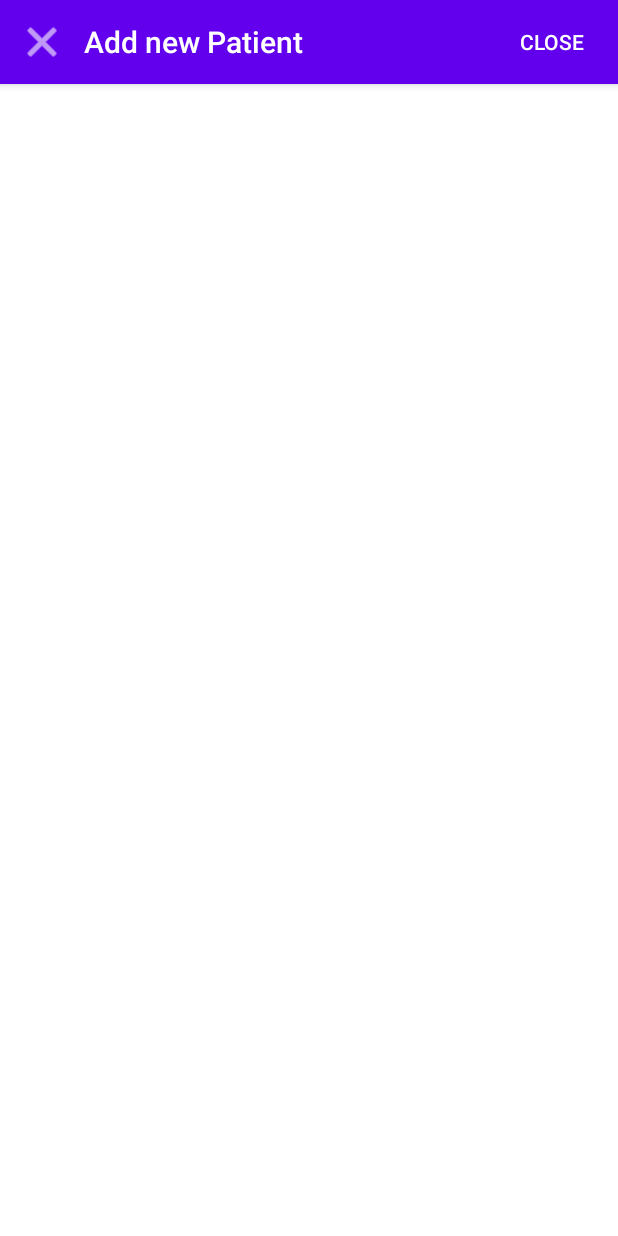
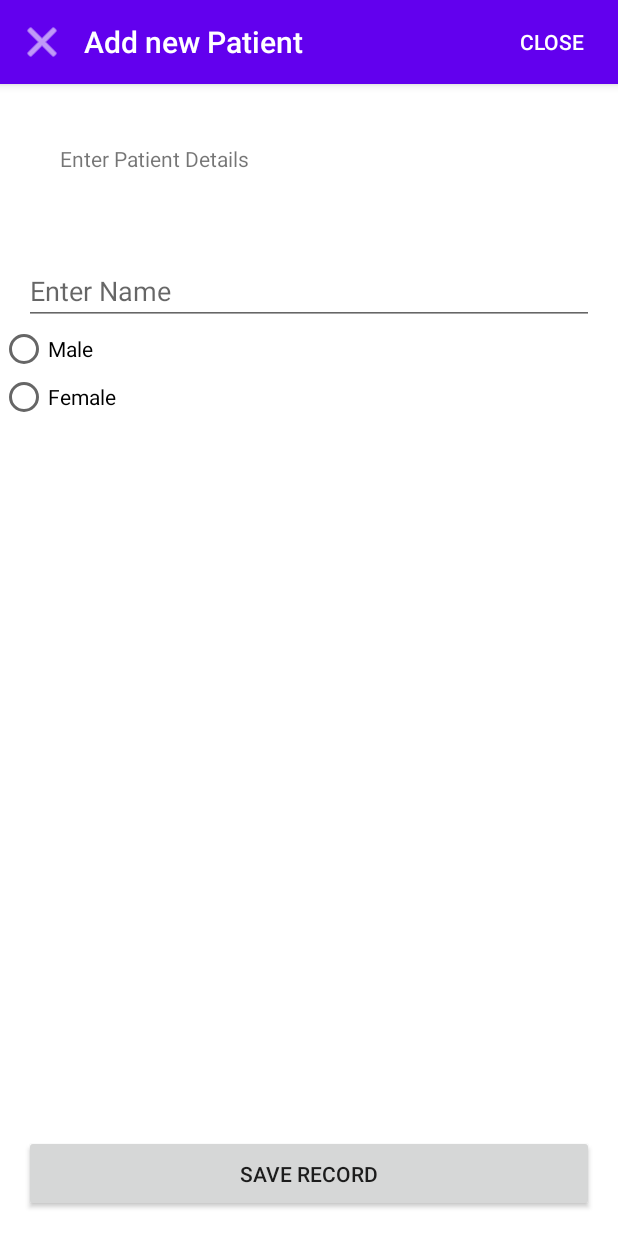
Before and after one commit to itailouis/OphidApp, an Android app: the WelcomeActivity screen opened directly, with no data from a screen before it, after a tap on "NEW RECORD", on a phone screen of 412 x 824 dp. Run offline under Robolectric (Android 15) with nearby library versions, the phone set to English and light mode, and no system bars; 1 statement that could not run was skipped.

Commit message:
new changes

```diff
--- a/app/src/main/java/com/milipade/talitha_koum/app/MainActivity.java
+++ b/app/src/main/java/com/milipade/talitha_koum/app/MainActivity.java
@@ -53,8 +53,7 @@ public class MainActivity extends AppCompatActivity {
                 String password = userpasswordInput.getText().toString();
                 if (isValiduser(username, password)) {
                     Intent intent = new Intent(MainActivity.this, WelcomeActivity.class);
-                    User user = databaseHelper.checkUser(username);
-
+                    User user = new User();
                     Log.e(TAG,"resuilts "+databaseHelper.checkUser(username,password));
                     intent.putExtra("user" ,user );
                     startActivity(intent);
--- a/app/src/main/java/com/milipade/talitha_koum/app/PatientDialogFragment.java
+++ b/app/src/main/java/com/milipade/talitha_koum/app/PatientDialogFragment.java
@@ -1,11 +1,18 @@
 package com.milipade.talitha_koum.app;
 
+import android.content.Context;
 import android.os.Bundle;
 import android.support.v4.app.DialogFragment;
 import android.support.v4.app.Fragment;
 import android.view.LayoutInflater;
 import android.view.View;
 import android.view.ViewGroup;
+import android.widget.EditText;
+import android.widget.RadioButton;
+
+import com.milipade.talitha_koum.app.data.Patient;
+
+import java.util.Date;
 
 /**
  * A simple {@link Fragment} subclass.
@@ -18,6 +25,7 @@ public class PatientDialogFragment extends DialogFragment {
     // the fragment initialization parameters, e.g. ARG_ITEM_NUMBER
     private static final String ARG_PARAM1 = "param1";
     private static final String ARG_PARAM2 = "param2";
+    private OnFragmentInteractionListener mListener;
 
     // TODO: Rename and change types of parameters
     private String mParam1;
@@ -50,8 +58,6 @@ public class PatientDialogFragment extends DialogFragment {
     @Override
     public View onCreateView(LayoutInflater inflater, ViewGroup container, Bundle savedInstanceState) {
 
-
-
         final View rootView = inflater.inflate(R.layout.fragment_patient_dialog, container, false);
         (rootView.findViewById(R.id.button_close)).setOnClickListener(new View.OnClickListener() {
 
@@ -60,8 +66,44 @@ public class PatientDialogFragment extends DialogFragment {
             dismiss();
             }
 
-        });;
+        });
+        EditText name = rootView.findViewById(R.id.patient_name);
+
+        RadioButton maleRadioButton = rootView.findViewById(R.id.male_gander);
+        RadioButton femaleRadioButton = rootView.findViewById(R.id.female_gander);
+
+
+
+        (rootView.findViewById(R.id.button_save)).setOnClickListener(new View.OnClickListener() {
+
+            @Override
+            public void onClick(View v) {
+                Patient patient = new Patient();
+                patient.setDateOfBirth(new Date());
+                patient.setGender(femaleRadioButton.isChecked() ?"Female":"Male");
+                patient.setName(name.getText().toString());
+                mListener.onFragmentInteraction(patient);
+                dismiss();
+            }
+
+        });
+
 
         return rootView;
     }
+
+    @Override
+    public void onAttach(Context context) {
+        super.onAttach(context);
+        if (context instanceof OnFragmentInteractionListener) {
+            mListener = (OnFragmentInteractionListener) context;
+        } else {
+            throw new RuntimeException(context.toString() + " must implement OnFragmentInteractionListener");
+        }
+    }
+
+
+    interface OnFragmentInteractionListener {
+        void onFragmentInteraction(Patient patient);
+    }
 }
--- a/app/src/main/java/com/milipade/talitha_koum/app/WelcomeActivity.java
+++ b/app/src/main/java/com/milipade/talitha_koum/app/WelcomeActivity.java
@@ -6,10 +6,12 @@ import android.support.v4.app.FragmentManager;
 import android.support.v4.app.FragmentTransaction;
 import android.support.v7.app.AppCompatActivity;
 import android.support.v7.widget.Toolbar;
+import android.util.Log;
 import android.view.View;
 import android.widget.Button;
 import android.widget.TextView;
 
+import com.milipade.talitha_koum.app.data.Patient;
 import com.milipade.talitha_koum.app.data.User;
 
 import java.text.SimpleDateFormat;
@@ -17,8 +19,9 @@ import java.util.Calendar;
 
 
 
-public class WelcomeActivity extends AppCompatActivity {
-
+public class WelcomeActivity extends AppCompatActivity implements PatientDialogFragment.OnFragmentInteractionListener {
+    private static final String TAG =WelcomeActivity.class.getName();
+    TextView textviewRecord;
     @Override
     protected void onCreate(Bundle savedInstanceState) {
         super.onCreate(savedInstanceState);
@@ -35,6 +38,9 @@ public class WelcomeActivity extends AppCompatActivity {
         wellcome.setText("Welcome user"+ user.getRealname());
         TextView myTime = findViewById(R.id.textview_time);
         myTime.setText(mydateTime);
+        textviewRecord = findViewById(R.id.textview_record);
+
+
 
 
         newRecord.setOnClickListener(new View.OnClickListener() {
@@ -51,4 +57,9 @@ public class WelcomeActivity extends AppCompatActivity {
     }
 
 
+    @Override
+    public void onFragmentInteraction(Patient patient) {
+        Log.e(TAG, "onFragmentInteraction ");
+        textviewRecord.setText("Name "+patient.getName()+"\n Gender"+patient.getGender()+"\n");
+    }
 }
--- a/app/src/main/res/layout/content_main.xml
+++ b/app/src/main/res/layout/content_main.xml
@@ -54,7 +54,6 @@
 
             android:id="@+id/button_signin"
             android:layout_below="@id/user_password"
-
             android:layout_margin="@dimen/fab_margin"
             android:padding="@dimen/fab_margin"
             android:layout_width="match_parent"
--- a/app/src/main/res/layout/fragment_patient_dialog.xml
+++ b/app/src/main/res/layout/fragment_patient_dialog.xml
@@ -48,5 +48,69 @@
 
     </android.support.design.widget.AppBarLayout>
 
+    <RelativeLayout
+        android:id="@+id/nested_scroll_view"
+        android:layout_width="match_parent"
+        android:layout_height="match_parent"
+        android:scrollbars="none"
+        android:scrollingCache="true">
+        <LinearLayout
+            android:layout_width="match_parent"
+            android:layout_height="match_parent"
+            android:orientation="vertical">
+
+            <TextView
+                android:layout_centerHorizontal="true"
+                android:layout_margin="40dp"
+                android:layout_alignParentTop="true"
+                android:id="@+id/textview_first"
+                android:layout_width="wrap_content"
+                android:layout_height="wrap_content"
+                android:text="Enter Patient Details "
+
+               />
+
+            <EditText
+                android:hint="Enter Name"
+                android:id="@+id/patient_name"
+                android:layout_width="match_parent"
+                android:layout_height="wrap_content"
+
+                android:layout_marginStart="@dimen/fab_margin"
+                android:layout_marginTop="@dimen/fab_margin"
+                android:layout_marginEnd="@dimen/fab_margin"
+                />
+
+
+            <RadioGroup
+                android:layout_width="wrap_content"
+                android:id="@+id/gender"
+                android:layout_height="wrap_content">
+                <RadioButton
+
+                    android:text="Male"
+                    android:id="@+id/male_gander"
+                    android:layout_width="wrap_content"
+                    android:layout_height="wrap_content"/>
+                <RadioButton
+                    android:text="Female"
+                    android:id="@+id/female_gander"
+                    android:layout_width="wrap_content"
+                    android:layout_height="wrap_content"/>
+            </RadioGroup>
+
+        </LinearLayout>
+        <Button
+
+            android:id="@+id/button_save"
+            android:layout_alignParentBottom="true"
+            android:layout_margin="@dimen/fab_margin"
+            android:padding="@dimen/fab_margin"
+            android:layout_width="match_parent"
+            android:layout_height="wrap_content"
+            android:text="Save record"
+            />
+    </RelativeLayout>
+
 
 </LinearLayout>
```
Also changed, not shown: app/src/main/java/com/milipade/talitha_koum/app/data/Patient.java (added, +82 -0 lines), app/src/main/res/layout/content_welcome.xml (+12 -0 lines).
